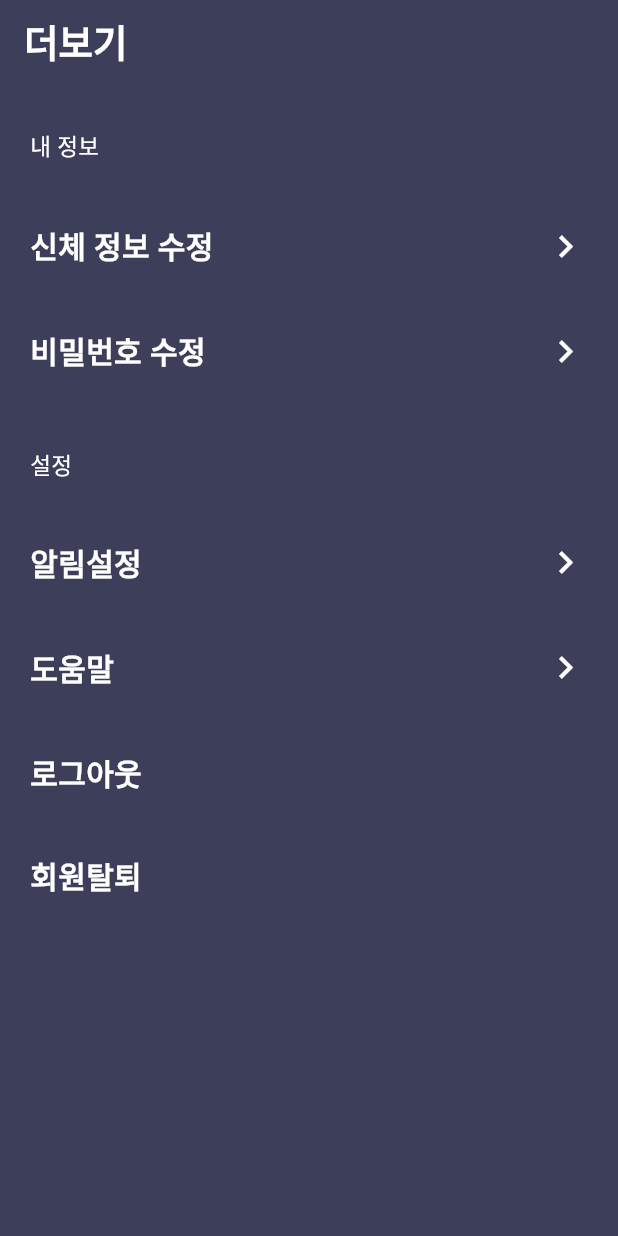
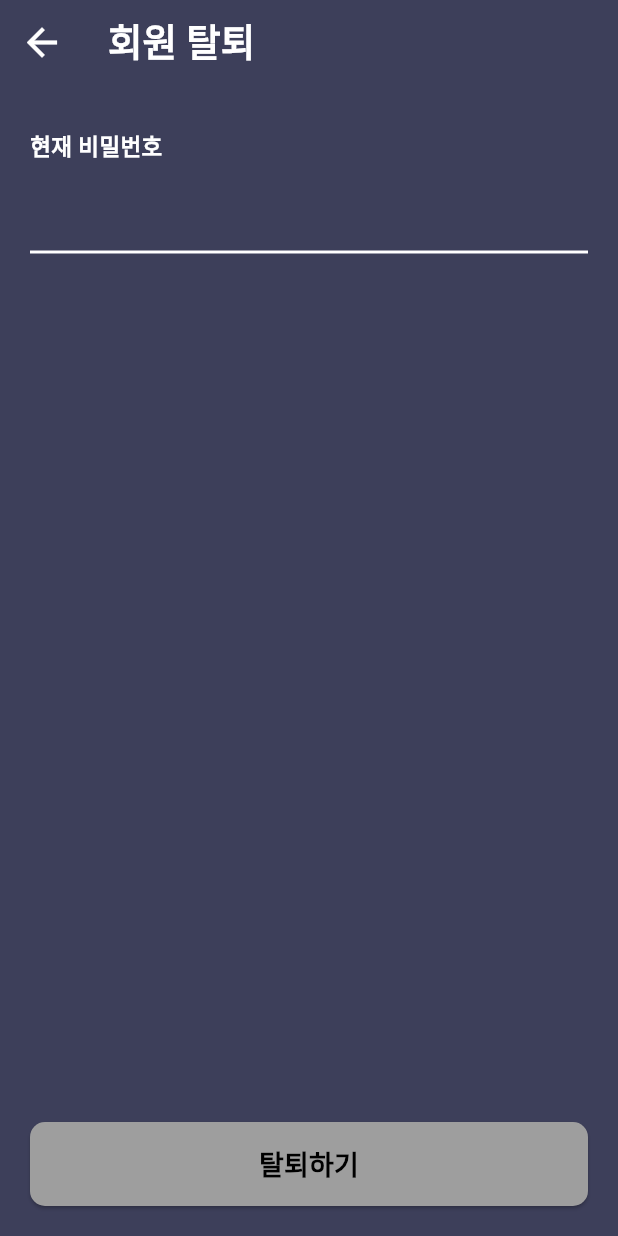
Before and after one commit to FT-AILAND/capstone, a Flutter app: the MorePage screen opened directly, after a tap on "회원탈퇴", on a phone screen of 412 x 824 dp. Run offline on Flutter 3.47's test engine with Material 3 defaults, Android fonts, the phone set to English and light mode, and no system bars; our stand-ins replace cloud_firestore, firebase_auth, firebase_core, fluttertoast, percent_indicator; accounts and stored records are empty; generated files the repository leaves out were written again; network calls fail.

Commit message:
version upgrade

```diff
--- a/lib/Pages/more.dart
+++ b/lib/Pages/more.dart
@@ -1,4 +1,3 @@
-import 'package:ait_project/Users/Edit/editPassword.dart';
 import 'package:flutter/material.dart';
 
 // 파이어베이스
@@ -7,6 +6,8 @@ import 'package:firebase_auth/firebase_auth.dart';
 // 페이지
 import '../main.dart';
 import 'package:ait_project/Users/Edit/editBody.dart';
+import 'package:ait_project/Users/Edit/deleteAccount.dart';
+import 'package:ait_project/Users/Edit/editPassword.dart';
 
 // 위젯
 class MorePage extends StatelessWidget {
@@ -79,7 +80,14 @@ class MorePage extends StatelessWidget {
             _buildMenuItem('알림설정', onTap: () {}),
             _buildMenuItem('도움말', onTap: () {}),
             _buildTextButton('로그아웃', onTap: () => _showLogoutDialog(context)),
-            _buildTextButton('회원탈퇴', onTap: () {}),
+            _buildTextButton('회원탈퇴', onTap: () {
+              Navigator.push(
+                context,
+                MaterialPageRoute(
+                  builder: (context) => DeleteAccount(),
+                ),
+              );
+            }),
 
           ],
         ),
--- /dev/null
+++ b/lib/Users/Edit/deleteAccount.dart
@@ -0,0 +1,249 @@
+
+import 'package:flutter/material.dart';
+import 'dart:async';
+
+import 'package:ait_project/main.dart';
+import 'package:ait_project/Users/Edit/editPassword.dart';
+
+import 'package:cloud_firestore/cloud_firestore.dart';
+import 'package:firebase_auth/firebase_auth.dart';
+
+class DeleteAccount extends StatefulWidget {
+  const DeleteAccount({Key? key}) : super(key: key);
+
+  @override
+  _DeleteAccountState createState() => _DeleteAccountState();
+}
+
+class _DeleteAccountState extends State<DeleteAccount> {
+  final FirebaseAuth _auth = FirebaseAuth.instance;
+  final FirebaseFirestore _firestore = FirebaseFirestore.instance;
+  final _formKey = GlobalKey<FormState>();
+  AutovalidateMode _autovalidateMode = AutovalidateMode.disabled;
+
+  String? _currentPassword;
+  bool _isFormValid = false;
+  String? _errorMessage;
+  Timer? _errorTimer;
+
+  late TextEditingController _currentPasswordController;
+
+  @override
+  void initState() {
+    super.initState();
+    _currentPasswordController = TextEditingController();
+  }
+
+  @override
+  void dispose() {
+    _currentPasswordController.dispose();
+    _errorTimer?.cancel();
+    super.dispose();
+  }
+
+  void _updateFormValidity() {
+    setState(() {
+      _isFormValid = _formKey.currentState?.validate() ?? false;
+    });
+  }
+
+  void _showDeleteConfirmationDialog() {
+    showDialog(
+      context: context,
+      builder: (BuildContext context) {
+        return AlertDialog(
+          backgroundColor: aitNavy,
+          shape: RoundedRectangleBorder(
+            borderRadius: BorderRadius.circular(10),
+          ),
+          contentPadding: const EdgeInsets.symmetric(vertical: 24), // 상하 패딩 추가
+          content: SizedBox(
+            height: 120, // 전체 높이 설정
+            child: Column(
+              mainAxisAlignment: MainAxisAlignment.spaceAround, // 세로 방향으로 균등 배치
+              children: [
+                const SizedBox(height: 5),
+                const Text(
+                  '탈퇴하시겠습니까?',
+                  style: TextStyle(
+                    color: Colors.white,
+                    fontSize: 20,
+                  ),
+                  textAlign: TextAlign.center,
+                ),
+                const SizedBox(height: 5),
+                Row(
+                  mainAxisAlignment: MainAxisAlignment.spaceEvenly,
+                  children: [
+                    TextButton(
+                      child: Text('탈퇴하기', style: TextStyle(color: aitGreen, fontSize: 15)),
+                      onPressed: () async {
+                        Navigator.of(context).pop();
+                        await _deleteAccount();
+                      },
+                    ),
+                    const SizedBox(width: 5), // 버튼 사이 간격 추가
+                    TextButton(
+                      child: const Text('취소', style: TextStyle(color: Colors.white, fontSize: 15)),
+                      onPressed: () {
+                        Navigator.of(context).pop(); // 모달 닫기
+                      },
+                    ),
+                  ],
+                ),
+              ],
+            ),
+          ),
+        );
+      },
+    );
+  }
+
+  void _showErrorMessage(String message) {
+    setState(() {
+      _errorMessage = message;
+    });
+
+    _errorTimer?.cancel();
+    _errorTimer = Timer(const Duration(seconds: 1), () {
+      if (mounted) {
+        setState(() {
+          _errorMessage = null;
+        });
+      }
+    });
+  }
+
+  Future<void> _deleteAccount() async {
+    User? user = _auth.currentUser;
+    if (user != null) {
+      try {
+        // 현재 비밀번호 확인
+        AuthCredential credential = EmailAuthProvider.credential(
+          email: user.email!,
+          password: _currentPassword!
+        );
+        await user.reauthenticateWithCredential(credential);
+
+        // Firestore에서 사용자 문서 삭제
+        await _firestore.collection('Users').doc(user.uid).delete();
+
+        // 계정 삭제
+        await user.delete();
+
+        ScaffoldMessenger.of(context).showSnackBar(
+          const SnackBar(
+            content: Text('계정이 삭제되었습니다.', style: TextStyle(color: Colors.black, fontWeight: FontWeight.bold)),
+            duration: Duration(seconds: 2),
+            backgroundColor: Colors.white,
+          ),
+        );
+
+        // MyApp() 페이지로 이동
+        Navigator.of(context).pushAndRemoveUntil(
+          MaterialPageRoute(builder: (context) => const MyApp()),
+          (Route<dynamic> route) => false,
+        );
+      } on FirebaseAuthException catch (e) {
+        setState(() {
+          if (e.code == 'wrong-password') {
+            _showErrorMessage('비밀번호가 올바르지 않습니다.');
+          } else {
+            _showErrorMessage('계정 삭제에 실패했습니다.');
+          }
+        });
+      } catch (e) {
+        setState(() {
+          _showErrorMessage('오류가 발생했습니다: $e');
+        });
+      }
+    }
+  }
+
+  @override
+  Widget build(BuildContext context) {
+    return Scaffold(
+      backgroundColor: const Color(0xFF3D3F5A),
+      appBar: AppBar(
+        backgroundColor: const Color(0xFF3D3F5A),
+        elevation: 0,
+        leading: IconButton(
+          icon: const Icon(Icons.arrow_back, color: Colors.white, size: 30),
+          onPressed: () => Navigator.of(context).pop(),
+        ),
+        title: const Text('회원 탈퇴',
+          style: TextStyle(
+            fontSize: 25,
+            color: Colors.white,
+            fontWeight: FontWeight.w900,
+          )
+        ),
+      ),
+      body: SafeArea(
+        child: Column(
+          children: [
+            if (_errorMessage != null)
+              Container(
+                width: double.infinity,
+                color: Colors.red,
+                padding: const EdgeInsets.all(10),
+                child: Text(
+                  _errorMessage!,
+                  style: const TextStyle(color: Colors.white, fontWeight: FontWeight.bold),
+                  textAlign: TextAlign.center,
+                ),
+              ),
+            Expanded(
+              child: Form(
+                key: _formKey,
+                autovalidateMode: _autovalidateMode,
+                onChanged: _updateFormValidity,
+                child: Padding(
+                  padding: const EdgeInsets.all(20.0),
+                  child: Column(
+                    crossAxisAlignment: CrossAxisAlignment.start,
+                    children: [
+                      CustomTextField(
+                        label: '현재 비밀번호',
+                        controller: _currentPasswordController,
+                        obscureText: true,
+                        autovalidateMode: _autovalidateMode,
+                        onChanged: (value) {
+                          _currentPassword = value;
+                        },
+                        onSaved: (value) {
+                          _currentPassword = value;
+                        },
+                        validator: (value) {
+                          if (value == null || value.isEmpty) {
+                            return '현재 비밀번호를 입력해주세요.';
+                          }
+                          return null;
+                        },
+                      ),
+                      const Spacer(),
+                      SignUpButton(
+                        label: '탈퇴하기',
+                        onPressed: () {
+                          setState(() {
+                            _autovalidateMode = AutovalidateMode.always;
+                          });
+
+                          if (_formKey.currentState!.validate()) {
+                            _formKey.currentState!.save();
+                            _showDeleteConfirmationDialog();
+                          }
+                        },
+                        backgroundColor: _isFormValid ? aitGreen : Colors.grey,
+                      ),
+                    ],
+                  ),
+                ),
+              ),
+            ),
+          ],
+        ),
+      ),
+    );
+  }
+}
```
Also changed, not shown: 1 other file.
